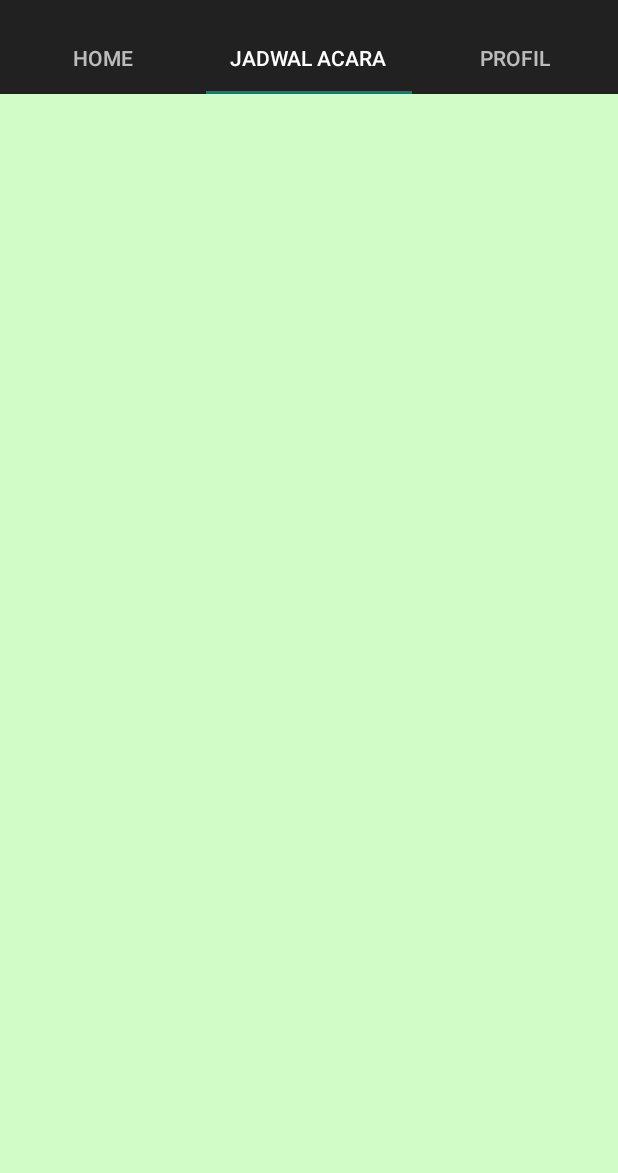
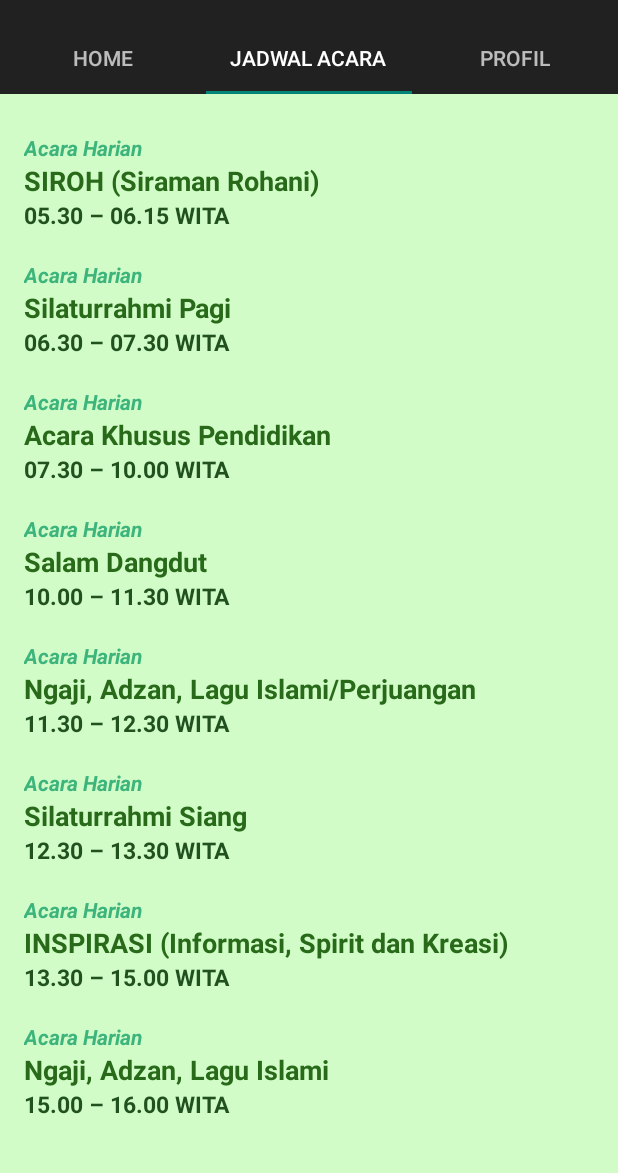
Before and after one commit to takin/rda, an Android app: the screen it shows after launch (MainActivity), tab 2 chosen, on a phone screen of 412 x 824 dp, the part 62-1235 px from its top. Run offline under Robolectric (Android 15) with nearby library versions, the phone set to English and light mode, and no system bars; 5 statements that could not run were skipped.

Commit message:
first beta version

```diff
--- a/app/build.gradle
+++ b/app/build.gradle
@@ -25,4 +25,5 @@ dependencies {
     compile fileTree(include: ['*.jar'], dir: 'libs')
     compile 'com.android.support:appcompat-v7:22.1.1'
     compile 'com.android.support:support-v4:22.1.1'
+    compile 'com.android.support:recyclerview-v7:+'
 }
--- a/app/src/main/java/com/dewianjanimedia/rda/activity/MainActivity.java
+++ b/app/src/main/java/com/dewianjanimedia/rda/activity/MainActivity.java
@@ -21,6 +21,7 @@ import com.dewianjanimedia.rda.fragment.HomeFragment;
 import com.dewianjanimedia.rda.fragment.JadwalFragment;
 import com.dewianjanimedia.rda.fragment.ProfilFragment;
 import com.spoledge.aacdecoder.AACPlayer;
+import com.spoledge.aacdecoder.Decoder;
 import com.spoledge.aacdecoder.PlayerCallback;
 
 
@@ -47,8 +48,6 @@ public class MainActivity extends AppCompatActivity implements ActionBar.TabList
     // flag untuk menandakan state dari streaming
     // -1 = stoped, 1 = played, 2= buffering
     private int playStatus = -1;
-
-    private int bufferSize = 2000;
 
     private AACPlayer mediaPlayer;
     private static final String RADIO_CHANNEL = "http://103.237.33.44:8000/user300";
@@ -137,6 +136,9 @@ public class MainActivity extends AppCompatActivity implements ActionBar.TabList
             mediaPlayer = new AACPlayer(this);
             mediaPlayer.setAudioBufferCapacityMs(3000);
             mediaPlayer.setDecodeBufferCapacityMs(1500);
+
+            // untuk mencegak proses koneksi berulang pada protokol ICY
+            // (Shoutcast streaming)
             mediaPlayer.setResponseCodeCheckEnabled(false);
         }
 
@@ -149,6 +151,11 @@ public class MainActivity extends AppCompatActivity implements ActionBar.TabList
         if(mediaPlayer != null){
             mediaPlayer.stop();
         }
+    }
+
+    @Override
+    public void onPause(){
+        super.onPause();
     }
 
     @Override
--- /dev/null
+++ b/app/src/main/java/com/dewianjanimedia/rda/adapter/JadwalAdapter.java
@@ -0,0 +1,70 @@
+package com.dewianjanimedia.rda.adapter;
+
+import android.content.Context;
+import android.view.LayoutInflater;
+import android.view.View;
+import android.view.ViewGroup;
+import android.widget.BaseAdapter;
+import android.widget.TextView;
+
+import com.dewianjanimedia.rda.R;
+import com.dewianjanimedia.rda.model.JadwalAcara;
+
+import java.util.List;
+
+/**
+ * Created by syamsul on 7/27/15.
+ */
+public class JadwalAdapter extends BaseAdapter {
+
+    private List<JadwalAcara> dataJadwal;
+    private Context mContext;
+
+    public JadwalAdapter(Context context, List<JadwalAcara> jadwal){
+        mContext = context;
+        dataJadwal = jadwal;
+    }
+
+
+    @Override
+    public int getCount() {
+        return dataJadwal.size();
+    }
+
+    @Override
+    public Object getItem(int i) {
+        return dataJadwal.get(i);
+    }
+
+    @Override
+    public long getItemId(int i) {
+        return 0;
+    }
+
+    @Override
+    public View getView(int i, View view, ViewGroup viewGroup) {
+
+        if(view == null) {
+            view = LayoutInflater.from(mContext).inflate(R.layout.jadwal_acara_card,viewGroup,false);
+        }
+
+        ViewHolder vh = new ViewHolder();
+        vh.jam_acara = (TextView) view.findViewById(R.id.jam_acara);
+        vh.nama_acara = (TextView) view.findViewById(R.id.nama_acara);
+        vh.tipe_acara = (TextView) view.findViewById(R.id.tipe_acara);
+
+        JadwalAcara item = (JadwalAcara) getItem(i);
+
+        vh.jam_acara.setText(item.getTime());
+        vh.tipe_acara.setText(item.getProgramType());
+        vh.nama_acara.setText(item.getProgramName());
+
+        view.setTag(vh);
+
+        return view;
+    }
+
+    private class ViewHolder {
+        public TextView nama_acara,tipe_acara,jam_acara;
+    }
+}
--- a/app/src/main/java/com/dewianjanimedia/rda/fragment/HomeFragment.java
+++ b/app/src/main/java/com/dewianjanimedia/rda/fragment/HomeFragment.java
@@ -109,7 +109,7 @@ public class HomeFragment extends Fragment implements View.OnClickListener, Stre
     public void onStreamingStarted() {
         if(isAdded()) {
             streamingButton.setClickable(true);
-            streamingButton.setImageResource(R.drawable.on);
+            streamingButton.setImageResource(R.drawable.player_play);
             streamingStatus.setText(R.string.streaming_status_on);
             streamingStatus.setTextColor(getResources().getColor(R.color.base_color));
             streamingHint.setText(R.string.streaming_hint_on);
@@ -120,7 +120,7 @@ public class HomeFragment extends Fragment implements View.OnClickListener, Stre
     public void onStreamingStopped() {
         if(isAdded()) {
             streamingButton.setClickable(true);
-            streamingButton.setImageResource(R.drawable.off);
+            streamingButton.setImageResource(R.drawable.player_stop);
             streamingStatus.setText(R.string.streaming_status_off);
             streamingStatus.setTextColor(getResources().getColor(R.color.alert_color));
             streamingHint.setText(R.string.streaming_hint_off);
@@ -134,7 +134,7 @@ public class HomeFragment extends Fragment implements View.OnClickListener, Stre
         // untuk mencegah force close
         if(isAdded()) {
             streamingButton.setClickable(true);
-            streamingButton.setImageResource(R.drawable.off);
+            streamingButton.setImageResource(R.drawable.player_stop);
             streamingStatus.setText(R.string.streaming_status_off);
             streamingStatus.setTextColor(getResources().getColor(R.color.alert_color));
             streamingHint.setText(R.string.streaming_hint_offline);
--- a/app/src/main/java/com/dewianjanimedia/rda/fragment/JadwalFragment.java
+++ b/app/src/main/java/com/dewianjanimedia/rda/fragment/JadwalFragment.java
@@ -1,19 +1,22 @@
 package com.dewianjanimedia.rda.fragment;
 
 
-import android.content.Context;
-import android.database.Cursor;
 import android.os.Bundle;
 import android.support.v4.app.Fragment;
 import android.support.v4.app.ListFragment;
-import android.support.v4.app.LoaderManager;
-import android.support.v4.content.Loader;
+import android.support.v4.widget.SimpleCursorAdapter;
 import android.view.LayoutInflater;
 import android.view.View;
 import android.view.ViewGroup;
-import android.widget.CursorAdapter;
 
 import com.dewianjanimedia.rda.R;
+import com.dewianjanimedia.rda.adapter.JadwalAdapter;
+import com.dewianjanimedia.rda.helper.JadwalDB;
+import com.dewianjanimedia.rda.helper.JadwalQuery;
+import com.dewianjanimedia.rda.model.JadwalAcara;
+
+import java.util.ArrayList;
+import java.util.List;
 
 
 /**
@@ -21,21 +24,24 @@ import com.dewianjanimedia.rda.R;
  * Use the {@link JadwalFragment#newInstance} factory method to
  * create an instance of this fragment.
  */
-public class JadwalFragment extends ListFragment implements LoaderManager.LoaderCallbacks<Cursor> {
+public class JadwalFragment extends ListFragment {
 
-    private CursorAdapter mAdapter;
+    JadwalDB dbHelper;
+    JadwalQuery query;
+    private SimpleCursorAdapter mAdapter;
 
     public static JadwalFragment newInstance() {
         return new JadwalFragment();
     }
 
-    public JadwalFragment() {
-        // Required empty public constructor
-    }
+    public JadwalFragment() {}
 
     @Override
     public void onCreate(Bundle savedInstanceState) {
         super.onCreate(savedInstanceState);
+
+        dbHelper = new JadwalDB(getActivity());
+        query = new JadwalQuery(dbHelper);
 
     }
 
@@ -46,65 +52,72 @@ public class JadwalFragment extends ListFragment implements LoaderManager.Loader
 
         View rootView = inflater.inflate(R.layout.fragment_jadwal, container, false);
 
+        JadwalAdapter adapter = new JadwalAdapter(getActivity(),generateJadwalDB());
+        setListAdapter(adapter);
+
         return rootView;
     }
 
-    @Override
-    public Loader<Cursor> onCreateLoader(int id, Bundle args) {
-        return null;
-    }
+    private List<JadwalAcara> generateJadwalDB(){
 
-    @Override
-    public void onLoadFinished(Loader<Cursor> loader, Cursor data) {
+        String[] nah = new String[]{
+                "SIROH (Siraman Rohani)",
+                "Silaturrahmi Pagi",
+                "Acara Khusus Pendidikan",
+                "Salam Dangdut",
+                "Ngaji, Adzan, Lagu Islami/Perjuangan",
+                "Silaturrahmi Siang",
+                "INSPIRASI (Informasi, Spirit dan Kreasi)",
+                "Ngaji, Adzan, Lagu Islami",
+                "Pilihan Pendengar",
+                "DA'I (Dakwah Agama Islam)",
+                "Ngaji, Adzan, Dakwah",
+                "Silaturrahmi Malam",
+                "SEJATI (Setia Menjaga Hati)"};
+        String[] jah = new String[]{
+                "05.30 – 06.15 WITA",
+                "06.30 – 07.30 WITA",
+                "07.30 – 10.00 WITA",
+                "10.00 – 11.30 WITA",
+                "11.30 – 12.30 WITA",
+                "12.30 – 13.30 WITA",
+                "13.30 – 15.00 WITA",
+                "15.00 – 16.00 WITA",
+                "16.00 – 17.30 WITA",
+                "17.30 – 18.00 WITA",
+                "18.00 - 20.00 WITA",
+                "20.00 – 22.00 WITA",
+                "22.00 – 23.00 WITA"
+        };
 
-    }
+        String[] nam = new String[]{
+               "Tanya Jawab Agama Islam",
+                "Universitaria",
+                "Hikayat",
+                "Hizib Nahdlatul Wathan",
+                "Al-Barzanji",
+                "Panggung Anak Soleh"
+        };
 
-    @Override
-    public void onLoaderReset(Loader<Cursor> loader) {
+        String[] jam = new String[]{
+                "Selasa Jam 20.00 - 22.00 WITA",
+                "Sabtu Jam 16.00 - 17.00 WITA",
+                "Kamis Jam 22.00 - 23.00 WITA",
+                "Ahad Jam 19.00 WITA - Selesai",
+                "Kamis Jam 19.00 WITA - Selesai",
+                "Ahad Jam 10.00 - 12.00 WITA"
+        };
 
-    }
+        List<JadwalAcara> acara = new ArrayList<>();
 
-
-    public class JadwalAcaraAdapter extends CursorAdapter {
-
-        private Context mActivity;
-        private Cursor cursor;
-
-        public JadwalAcaraAdapter(Context context, Cursor c, boolean autoRequery) {
-            super(context, c, autoRequery);
-            mActivity = context;
-            this.cursor = cursor;
+        for(int i = 0; i < nah.length; i++){
+            acara.add(new JadwalAcara(jah[i],nah[i],JadwalAcara.REGULER,null));
         }
 
-        @Override
-        public int getCount() {
-            return 0;
+        for(int i = 0; i < nam.length; i++){
+            acara.add(new JadwalAcara(jam[i],nam[i],JadwalAcara.MINGGUAN,null));
         }
 
-        @Override
-        public Object getItem(int i) {
-            return null;
-        }
-
-        @Override
-        public long getItemId(int i) {
-            return 0;
-        }
-
-        @Override
-        public View getView(int i, View view, ViewGroup viewGroup) {
-            return null;
-        }
-
-        @Override
-        public View newView(Context context, Cursor cursor, ViewGroup viewGroup) {
-            return null;
-        }
-
-        @Override
-        public void bindView(View view, Context context, Cursor cursor) {
-
-        }
+        return acara;
     }
-
 }
--- /dev/null
+++ b/app/src/main/java/com/dewianjanimedia/rda/helper/JadwalDB.java
@@ -0,0 +1,47 @@
+package com.dewianjanimedia.rda.helper;
+
+import android.content.ContentValues;
+import android.content.Context;
+import android.database.sqlite.SQLiteDatabase;
+import android.database.sqlite.SQLiteOpenHelper;
+
+import com.dewianjanimedia.rda.model.JadwalAcara;
+
+/**
+ * Created by syamsul on 7/27/15.
+ */
+public class JadwalDB extends SQLiteOpenHelper {
+
+    private static final String DB_NAME = "jadwal.db";
+    private static final int DB_VERSION = 1;
+
+    public static final String PROGRAM_TABLE = "program";
+
+    private static final String SQL_CREATE_PROGRAMS_TABLE = "CREATE TABLE " + PROGRAM_TABLE + "(" +
+            JadwalAcara.ID + " INTEGER PRIMARY KEY AUTO_INCREMENT," +
+            JadwalAcara.NAMA + " TEXT," +
+            JadwalAcara.TIPE + " TEXT," +
+            JadwalAcara.JAM + " TEXT)";
+
+//    private static final String SQL_CREATE_WEEKLY_PROGRAMS_TABLE = "CREATE TABLE " + WEEKLY_PROGRAM_TABLE + "(" +
+//            JadwalAcara.ID + " INTEGER PRIMARY KEY AUTO_INCREMENT," +
+//            JadwalAcara.NAMA + "," +
+//            JadwalAcara.JAM + "," +
+//            JadwalAcara.HARI + ")";
+
+    public JadwalDB(Context context) {
+        super(context, DB_NAME, null, DB_VERSION);
+    }
+
+    @Override
+    public void onCreate(SQLiteDatabase sqLiteDatabase) {
+        sqLiteDatabase.execSQL(SQL_CREATE_PROGRAMS_TABLE);
+    }
+
+    @Override
+    public void onUpgrade(SQLiteDatabase sqLiteDatabase, int i, int i1) {
+        sqLiteDatabase.execSQL("DROP TABLE IF EXISTS " + PROGRAM_TABLE);
+
+        onCreate(sqLiteDatabase);
+    }
+}
--- /dev/null
+++ b/app/src/main/java/com/dewianjanimedia/rda/helper/JadwalQuery.java
@@ -0,0 +1,56 @@
+package com.dewianjanimedia.rda.helper;
+
+import android.content.ContentValues;
+import android.database.Cursor;
+import android.database.sqlite.SQLiteDatabase;
+
+import com.dewianjanimedia.rda.model.JadwalAcara;
+
+import java.util.List;
+
+/**
+ * Created by syamsul on 7/27/15.
+ */
+public class JadwalQuery {
+
+    private JadwalDB dbHelper;
+    private List<JadwalAcara> acara;
+    private ContentValues cp;
+
+    public JadwalQuery(JadwalDB dbHelper, List<JadwalAcara> acara){
+        this.acara = acara;
+        this.dbHelper = dbHelper;
+        cp = new ContentValues();
+    }
+
+    public JadwalQuery(JadwalDB dbHelper){
+        this(dbHelper, null);
+    }
+
+    public boolean insertAcara(){
+        SQLiteDatabase db = dbHelper.getWritableDatabase();
+        for (JadwalAcara a : acara) {
+            cp.put(JadwalAcara.NAMA, a.getProgramName());
+            cp.put(JadwalAcara.JAM, a.getTime());
+            cp.put(JadwalAcara.TIPE, a.getProgramType());
+            if (db.insert(JadwalDB.PROGRAM_TABLE, null, cp) <= 0) {
+                return false;
+            }
+        }
+        return true;
+    }
+
+    public Cursor getAcara(){
+        SQLiteDatabase db = dbHelper.getReadableDatabase();
+        return db.rawQuery("SELECT * FROM " + JadwalDB.PROGRAM_TABLE, null);
+    }
+
+    public boolean isEmpty(String table){
+        SQLiteDatabase db = dbHelper.getReadableDatabase();
+
+        Cursor c = db.rawQuery("SELECT * FROM " + table,null);
+        c.moveToFirst();
+
+        return c.getCount() > 0;
+    }
+}
--- a/app/src/main/java/com/dewianjanimedia/rda/model/JadwalAcara.java
+++ b/app/src/main/java/com/dewianjanimedia/rda/model/JadwalAcara.java
@@ -5,15 +5,43 @@ package com.dewianjanimedia.rda.model;
  */
 public class JadwalAcara {
 
+    public static final String ID = "ID";
+    public static final String NAMA = "NAMA";
+    public static final String JAM = "JAM";
+    public static final String TIPE = "TIPE";
+    public static final String HARI = "HARI";
+    public static final String REGULER = "Acara Harian";
+    public static final String MINGGUAN = "Acara Mingguan";
+
     private String time;
     private String programName;
     private String day;
-    private String announcerName;
+    private String programType;
+    private int id;
 
-    public JadwalAcara(){
-
+    public JadwalAcara(String jam, String nama, String tipe, String hari){
+        if(nama != null) {
+            setProgramName(nama);
+        }
+        if(jam != null){
+            setTime(jam);
+        }
+        if(hari != null){
+            setDay(hari);
+        }
+        if (tipe != null) {
+            setProgramType(tipe);
+        }
     }
 
+
+    public int getId(){
+        return this.id;
+    }
+
+    public void setId(int id){
+        this.id = id;
+    }
 
     public String getTime(){
         return this.time;
@@ -27,8 +55,8 @@ public class JadwalAcara {
         return this.day;
     }
 
-    public String getAnnouncerName(){
-        return this.announcerName;
+    public String getProgramType(){
+        return this.programType;
     }
 
     public void setTime(String time){
@@ -43,7 +71,7 @@ public class JadwalAcara {
         this.day = day;
     }
 
-    public void setAnnouncerName(String name){
-        this.announcerName = name;
+    public void setProgramType(String type){
+        this.programType = type;
     }
 }
--- a/app/src/main/res/layout/fragment_home.xml
+++ b/app/src/main/res/layout/fragment_home.xml
@@ -1,7 +1,8 @@
 <RelativeLayout xmlns:android="http://schemas.android.com/apk/res/android"
     xmlns:tools="http://schemas.android.com/tools" android:layout_width="match_parent"
     android:layout_height="match_parent" tools:context="com.dewianjanimedia.rda.fragment.HomeFragment"
-    android:background="@color/window_background">
+    android:background="@color/window_background"
+    android:clickable="false">
 
     <!-- TODO: Update blank fragment layout -->
 
@@ -11,7 +12,7 @@
         android:layout_height="wrap_content"
         android:id="@+id/streamingButton"
         android:layout_gravity="center"
-        android:src="@drawable/off"
+        android:src="@drawable/player_stop"
         android:background="#00ffffff"
         android:layout_below="@+id/homeTitle"
         android:layout_centerHorizontal="true"
--- a/app/src/main/res/layout/fragment_jadwal.xml
+++ b/app/src/main/res/layout/fragment_jadwal.xml
@@ -1,15 +1,14 @@
-<ScrollView xmlns:android="http://schemas.android.com/apk/res/android"
+<ListView xmlns:android="http://schemas.android.com/apk/res/android"
     xmlns:tools="http://schemas.android.com/tools" android:layout_width="match_parent"
     android:layout_height="match_parent" android:paddingLeft="@dimen/activity_horizontal_margin"
     android:paddingRight="@dimen/activity_horizontal_margin"
     android:paddingTop="@dimen/activity_vertical_margin"
     android:paddingBottom="@dimen/activity_vertical_margin"
+    android:id="@android:id/list"
+    android:scrollbarStyle="outsideOverlay"
     android:background="@color/window_background"
     tools:context="com.dewianjanimedia.rda.activity.MainActivity$PlaceholderFragment"
-    android:orientation="vertical">
+    android:orientation="vertical"
+    android:divider="@color/button_material_light">
 
-    <ListView
-        android:layout_width="wrap_content"
-        android:layout_height="wrap_content"
-        android:id="@+id/android:list" />
-</ScrollView>
+</ListView>
--- a/app/src/main/res/layout/fragment_profil.xml
+++ b/app/src/main/res/layout/fragment_profil.xml
@@ -32,6 +32,6 @@
             android:textStyle="bold"
             android:layout_alignParentTop="true"
             android:layout_centerHorizontal="true"
-            android:layout_marginTop="40dp" />
+            android:layout_marginTop="25dp" />
     </RelativeLayout>
 </ScrollView>
--- a/app/src/main/res/layout/jadwal_acara_card.xml
+++ b/app/src/main/res/layout/jadwal_acara_card.xml
@@ -1,12 +1,37 @@
 <?xml version="1.0" encoding="utf-8"?>
 <LinearLayout xmlns:android="http://schemas.android.com/apk/res/android"
     android:orientation="vertical" android:layout_width="match_parent"
-    android:layout_height="match_parent">
+    android:layout_height="match_parent"
+    android:paddingTop="10dp"
+    android:paddingBottom="10dp">
 
     <TextView
-        android:layout_width="wrap_content"
+        android:layout_width="match_parent"
         android:layout_height="wrap_content"
         android:text="New Text"
-        android:id="@+id/jadwal_acara_item"
-        android:layout_gravity="center_horizontal" />
+        android:id="@+id/tipe_acara"
+        android:layout_gravity="center_horizontal"
+        android:textColor="@color/version_color"
+        android:textStyle="bold|italic" />
+
+    <TextView
+        android:layout_width="match_parent"
+        android:layout_height="wrap_content"
+        android:text="New Text"
+        android:id="@+id/nama_acara"
+        android:layout_gravity="center_horizontal"
+        android:textColor="@color/color_primary"
+        android:textStyle="bold"
+        android:textSize="8pt" />
+
+    <TextView
+        android:layout_width="match_parent"
+        android:layout_height="wrap_content"
+        android:text="New Text"
+        android:id="@+id/jam_acara"
+        android:layout_gravity="center_horizontal"
+        android:textStyle="bold"
+        android:textColor="@color/color_primary_dark"
+        android:textSize="7pt" />
+
 </LinearLayout>
--- a/app/src/main/res/values-v21/styles.xml
+++ b/app/src/main/res/values-v21/styles.xml
@@ -3,7 +3,7 @@
 
     <style name="AppTheme" parent="Theme.AppCompat.Light.DarkActionBar">
         <!-- Customize your theme here. -->
-        <item name="android:colorPrimary">@color/color_primary</item>
+        <item name="android:colorPrimary">@color/color_primary_dark</item>
         <item name="android:colorPrimaryDark">@color/color_primary_dark</item>
         <item name="android:colorAccent">@color/accent_material_light</item>
         <item name="actionBarTabBarStyle">@style/AcionBarDivider</item>
--- a/app/src/main/res/values/color.xml
+++ b/app/src/main/res/values/color.xml
@@ -1,12 +1,12 @@
 <?xml version="1.0" encoding="utf-8"?>
 <resources>
-    <color name="base_color">#FF457816</color>
+    <color name="base_color">#ff328153</color>
     <color name="alert_color">#ffe60000</color>
     <color name="success_color">#ff08ef00</color>
-    <color name="version_color">#ff00c282</color>
+    <color name="version_color">#ff3cb47c</color>
     <color name="window_background">#81AAFF99</color>
-    <color name="color_primary">#ff3c6a14</color>
-    <color name="color_primary_dark">#ff3c6a14</color>
+    <color name="color_primary">#ff286a1a</color>
+    <color name="color_primary_dark">#ff20511f</color>
     <color name="text_color_primary">#ffffffff</color>
     <color name="navigation_bar_color">#ff507d14</color>
 </resources>
--- a/app/src/main/res/values/strings.xml
+++ b/app/src/main/res/values/strings.xml
@@ -7,7 +7,7 @@
     <string name="profil">Profil</string>
 
     <string name="home_title">Online Streaming</string>
-    <string name="version_text">Alpha version</string>
+    <string name="version_text">version 0.0.1-beta</string>
     <string name="streaming_status_on">Streaming is ON</string>
     <string name="streaming_status_off">Streaming is OFF</string>
     <string name="streaming_hint_off">Klik gambar untuk memulai streaming</string>
--- a/app/src/main/res/values/styles.xml
+++ b/app/src/main/res/values/styles.xml
@@ -3,7 +3,7 @@
     <!-- Base application theme. -->
     <style name="AppTheme" parent="Theme.AppCompat.Light.DarkActionBar">
         <!-- Customize your theme here. -->
-        <item name="colorPrimary">@color/color_primary</item>
+        <item name="colorPrimary">@color/color_primary_dark</item>
         <item name="colorPrimaryDark">@color/color_primary_dark</item>
         <item name="colorAccent">@color/accent_material_light</item>
         <!--<item name="textColorPrimary">@color/text_color_primary</item>-->
```
Also changed, not shown: app/src/main/res/drawable/off.png (deleted), app/src/main/res/drawable/on.png (deleted), app/src/main/res/drawable/player_play.png (added), app/src/main/res/drawable/player_stop.png (added), 1 other file.
